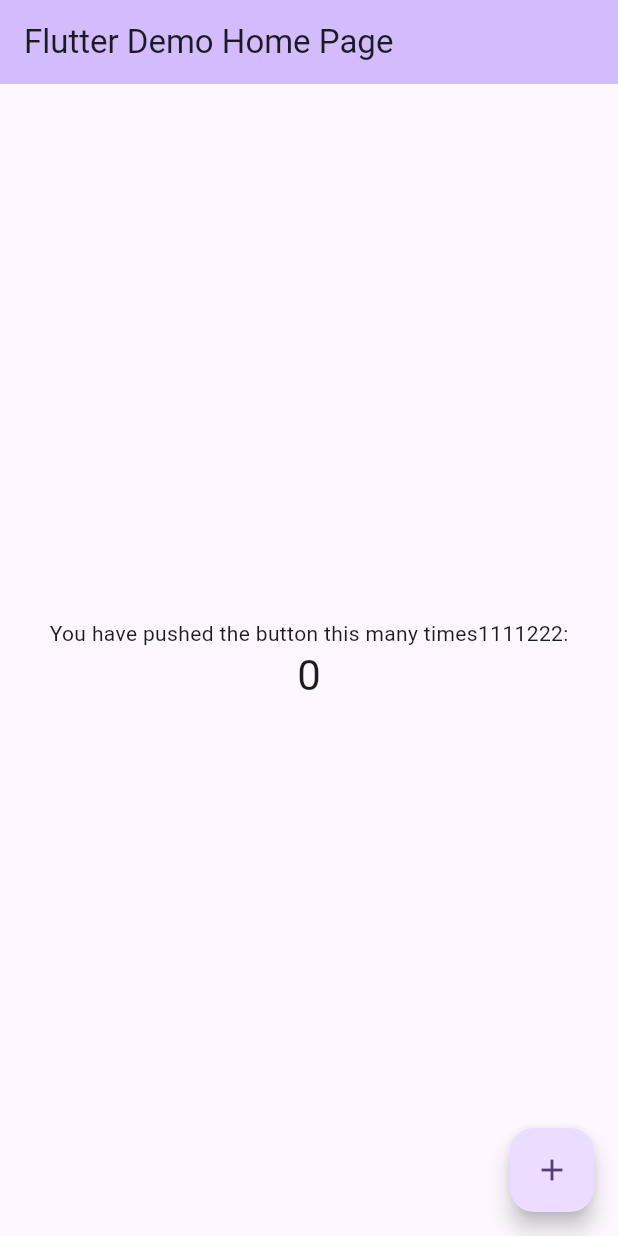
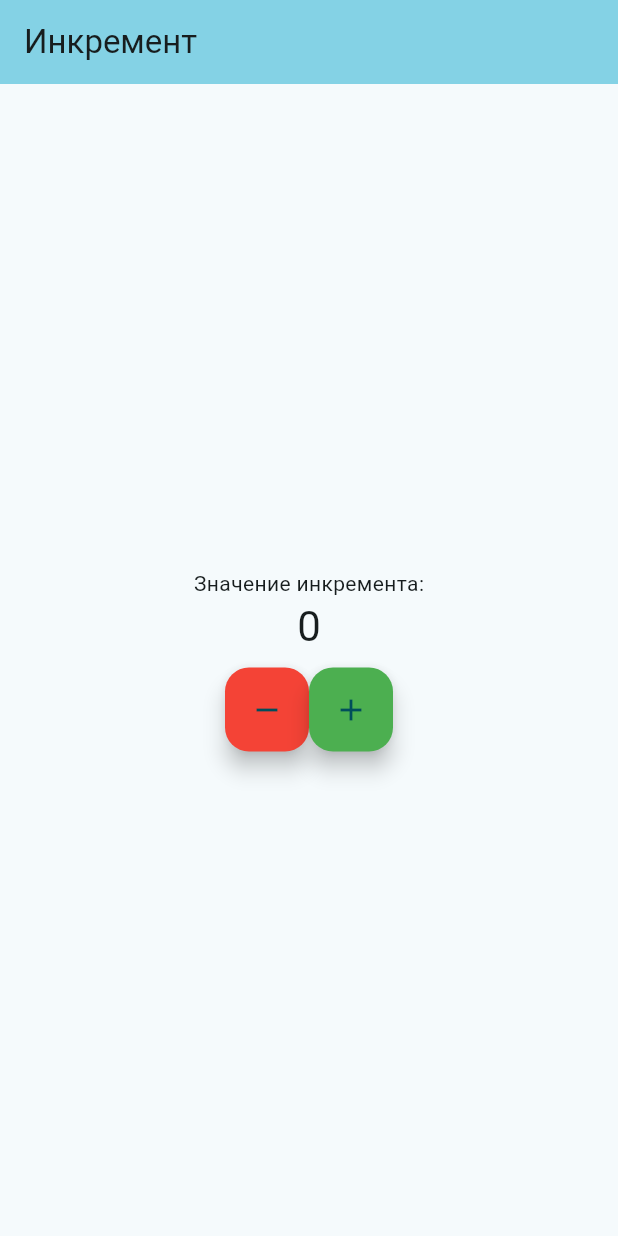
Before and after one commit to stanislavski03/PI2303_DEGTYAR, a Flutter app: the screen it shows after launch, on a phone screen of 412 x 824 dp. Run offline on Flutter 3.47's test engine with Material 3 defaults, Android fonts, the phone set to English and light mode, and no system bars.

Commit message:
lab3 2nd commit
изменил название, тему, текст над счетчиком, убрал кнопку для добавления счетчика слева снизу и добавил 2 кнопки под счетчиком, так же сделал им функционал. Убрал все комментарии чтобы глаз не мазолили

```diff
--- a/lab_app/lib/main.dart
+++ b/lab_app/lib/main.dart
@@ -7,45 +7,22 @@
 class MyApp extends StatelessWidget {
   const MyApp({super.key});
 
-  // This widget is the root of your application.
   @override
   Widget build(BuildContext context) {
     return MaterialApp(
       title: 'Flutter Demo',
       theme: ThemeData(
-        // This is the theme of your application.
-        //
-        // TRY THIS: Try running your application with "flutter run". You'll see
-        // the application has a purple toolbar. Then, without quitting the app,
-        // try changing the seedColor in the colorScheme below to Colors.green
-        // and then invoke "hot reload" (save your changes or press the "hot
-        // reload" button in a Flutter-supported IDE, or press "r" if you used
-        // the command line to start the app).
-        //
-        // Notice that the counter didn't reset back to zero; the application
-        // state is not lost during the reload. To reset the state, use hot
-        // restart instead.
-        //
-        // This works for code too, not just values: Most code changes can be
-        // tested with just a hot reload.
-        colorScheme: .fromSeed(seedColor: Colors.deepPurple),
+        colorScheme: ColorScheme.fromSeed(
+          seedColor: const Color.fromARGB(255, 28, 166, 190),
+        ),
       ),
-      home: const MyHomePage(title: 'Flutter Demo Home Page'),
+      home: const MyHomePage(title: 'Инкремент'),
     );
   }
 }
 
 class MyHomePage extends StatefulWidget {
   const MyHomePage({super.key, required this.title});
-
-  // This widget is the home page of your application. It is stateful, meaning
-  // that it has a State object (defined below) that contains fields that affect
-  // how it looks.
-
-  // This class is the configuration for the state. It holds the values (in this
-  // case the title) provided by the parent (in this case the App widget) and
-  // used by the build method of the State. Fields in a Widget subclass are
-  // always marked "final".
 
   final String title;
 
@@ -58,64 +35,53 @@
 
   void _incrementCounter() {
     setState(() {
-      // This call to setState tells the Flutter framework that something has
-      // changed in this State, which causes it to rerun the build method below
-      // so that the display can reflect the updated values. If we changed
-      // _counter without calling setState(), then the build method would not be
-      // called again, and so nothing would appear to happen.
       _counter++;
+    });
+  }
+
+  void _decrementCounter() {
+    setState(() {
+      _counter--;
     });
   }
 
   @override
   Widget build(BuildContext context) {
-    // This method is rerun every time setState is called, for instance as done
-    // by the _incrementCounter method above.
-    //
-    // The Flutter framework has been optimized to make rerunning build methods
-    // fast, so that you can just rebuild anything that needs updating rather
-    // than having to individually change instances of widgets.
     return Scaffold(
       appBar: AppBar(
-        // TRY THIS: Try changing the color here to a specific color (to
-        // Colors.amber, perhaps?) and trigger a hot reload to see the AppBar
-        // change color while the other colors stay the same.
         backgroundColor: Theme.of(context).colorScheme.inversePrimary,
-        // Here we take the value from the MyHomePage object that was created by
-        // the App.build method, and use it to set our appbar title.
         title: Text(widget.title),
       ),
       body: Center(
-        // Center is a layout widget. It takes a single child and positions it
-        // in the middle of the parent.
         child: Column(
-          // Column is also a layout widget. It takes a list of children and
-          // arranges them vertically. By default, it sizes itself to fit its
-          // children horizontally, and tries to be as tall as its parent.
-          //
-          // Column has various properties to control how it sizes itself and
-          // how it positions its children. Here we use mainAxisAlignment to
-          // center the children vertically; the main axis here is the vertical
-          // axis because Columns are vertical (the cross axis would be
-          // horizontal).
-          //
-          // TRY THIS: Invoke "debug painting" (choose the "Toggle Debug Paint"
-          // action in the IDE, or press "p" in the console), to see the
-          // wireframe for each widget.
-          mainAxisAlignment: .center,
+          mainAxisAlignment: MainAxisAlignment.center,
           children: [
-            const Text('You have pushed the button this many times1111222:'),
+            const Text('Значение инкремента:'),
             Text(
               '$_counter',
               style: Theme.of(context).textTheme.headlineMedium,
             ),
+            const SizedBox(height: 10),
+            Row(
+              mainAxisAlignment: MainAxisAlignment.center,
+              children: [
+                FloatingActionButton(
+                  onPressed: _decrementCounter,
+                  tooltip: 'Decrement',
+                  backgroundColor: Colors.red,
+                  child: const Icon(Icons.remove),
+                ),
+                const SizedBox(),
+                FloatingActionButton(
+                  onPressed: _incrementCounter,
+                  tooltip: 'Increment',
+                  backgroundColor: Colors.green,
+                  child: const Icon(Icons.add),
+                ),
+              ],
+            ),
           ],
         ),
-      ),
-      floatingActionButton: FloatingActionButton(
-        onPressed: _incrementCounter,
-        tooltip: 'Increment',
-        child: const Icon(Icons.add),
       ),
     );
   }
```
